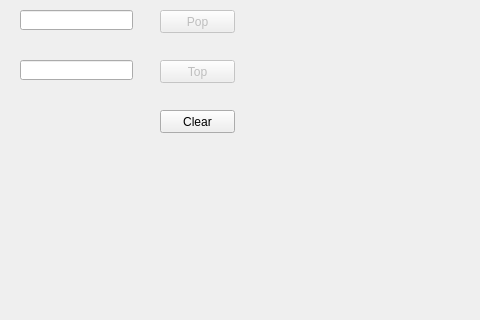
The window that khappppi/stack.ui (Gaurang1044/Data-Structure-Visualizer) describes before a commit, drawn with Qt 5; both pictures show x 0 to 480 and y 90 to 410 of the 654 by 506 pixel window.
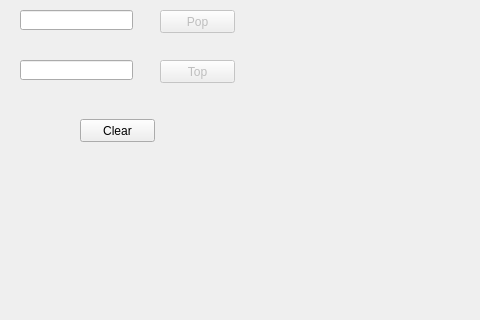
The same window after the commit.

The edit to the form file:
```diff
--- a/khappppi/stack.ui
+++ b/khappppi/stack.ui
@@ -111,7 +111,7 @@
     <property name="geometry">
      <rect>
       <x>40</x>
-      <y>253</y>
+      <y>270</y>
       <width>151</width>
       <height>31</height>
      </rect>
@@ -167,8 +167,8 @@
    <widget class="QPushButton" name="clearButton">
     <property name="geometry">
      <rect>
-      <x>160</x>
-      <y>200</y>
+      <x>80</x>
+      <y>209</y>
       <width>75</width>
       <height>23</height>
      </rect>
```
Left out of the diff: 2 changed lines with no effect on the pictures.
